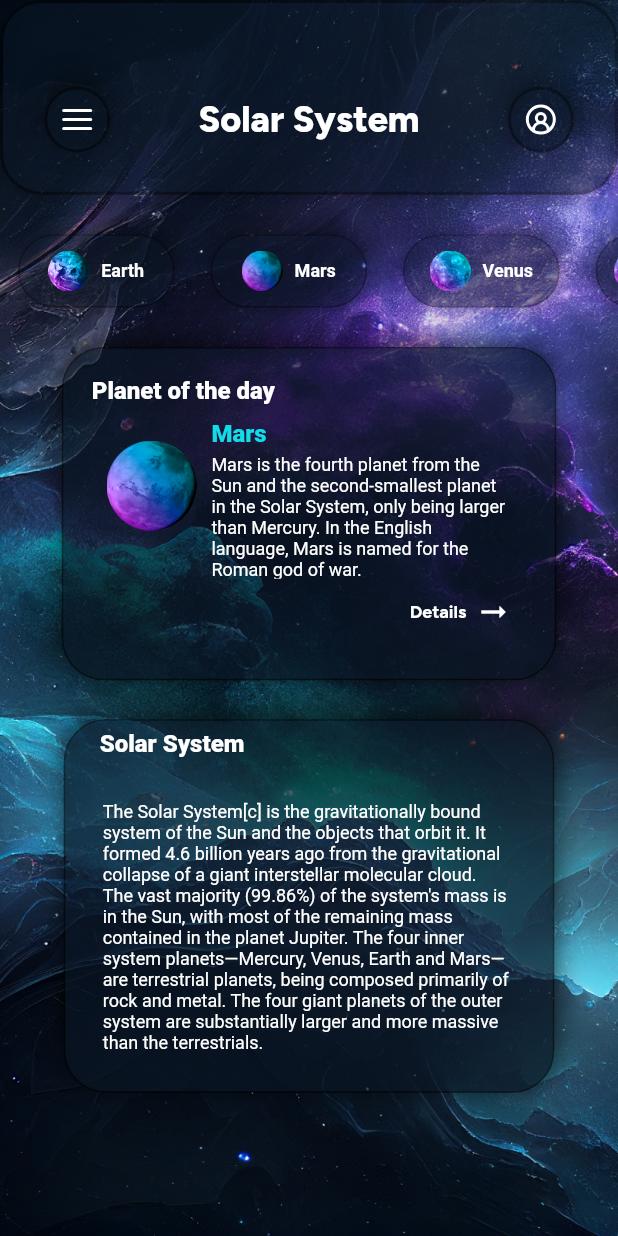
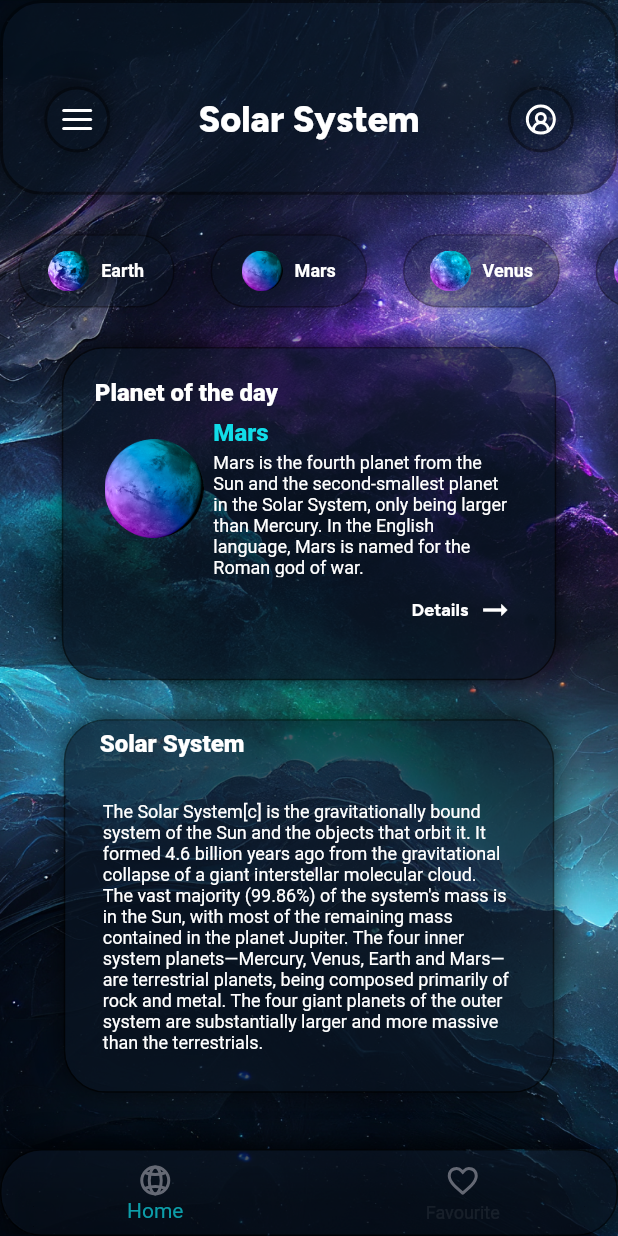
Before and after one commit to Sardorbee/my_solar_system, a Flutter app: the screen it shows after launch, on a phone screen of 412 x 824 dp. Run offline on Flutter 3.47's test engine with Material 2 defaults, Android fonts, the phone set to English and light mode, and no system bars; our stand-ins replace flutter_svg, google_fonts; Roboto replaces fonts that are missing (Fig tree, Fig-tree).

```diff
--- a/lib/main.dart
+++ b/lib/main.dart
@@ -1,4 +1,5 @@
-import 'package:cosmos_data/screens/home_page.dart';
+import 'package:cosmos_data/screens/home_screen/home_page.dart';
+import 'package:cosmos_data/screens/tab.dart';
 import 'package:flutter/material.dart';
 import 'package:flutter/services.dart';
 
@@ -18,7 +19,7 @@ class MyApp extends StatelessWidget {
   Widget build(BuildContext context) {
     return const MaterialApp(
       debugShowCheckedModeBanner: false,
-      home: HomePage(),
+      home: TabBoxScreen(),
     );
   }
 }
--- /dev/null
+++ b/lib/screens/favourite/favourite.dart
@@ -0,0 +1,10 @@
+import 'package:flutter/material.dart';
+
+class FavouriteScreen extends StatelessWidget {
+  const FavouriteScreen({super.key});
+
+  @override
+  Widget build(BuildContext context) {
+    return const Placeholder();
+  }
+}
--- a/lib/screens/widgets/blocFeatures_item.dart
+++ b/lib/screens/home_screen/widgets/blocFeatures_item.dart
@@ -11,7 +11,6 @@ class BlockFeatured extends StatelessWidget {
       width: responsibleSize(context: context, width: 300),
       height: responsibleSize(context: context, height: 219),
       child: Stack(
-        alignment: Alignment.center,
         children: [
           Opacity(
             opacity: 0.70,
@@ -34,12 +33,13 @@ class BlockFeatured extends StatelessWidget {
             ),
           ),
           Padding(
-            padding: const EdgeInsets.all(20.0),
+            padding:
+                EdgeInsets.all(responsibleSize(context: context, width: 20)!),
             child: Column(
               crossAxisAlignment: CrossAxisAlignment.start,
               mainAxisAlignment: MainAxisAlignment.spaceAround,
               children: [
-              const  Text(
+                const Text(
                   'Planet of the day',
                   style: TextStyle(
                     color: Colors.white,
@@ -55,10 +55,10 @@ class BlockFeatured extends StatelessWidget {
                   children: [
                     Image.asset(
                       AppImages.mars,
-                      width: 60,
+                      width: responsibleSize(context: context, width: 60),
                     ),
                     Column(
-                      mainAxisAlignment: MainAxisAlignment.start,
+                      mainAxisAlignment: MainAxisAlignment.end,
                       crossAxisAlignment: CrossAxisAlignment.start,
                       children: [
                         const Text(
@@ -70,7 +70,7 @@ class BlockFeatured extends StatelessWidget {
                             fontWeight: FontWeight.w800,
                             height: 0.07,
                           ),
-                        ),//mars
+                        ), //mars
                         const SizedBox(height: 8),
                         Column(
                           mainAxisSize: MainAxisSize.min,
@@ -113,7 +113,10 @@ class BlockFeatured extends StatelessWidget {
                                   height: 24,
                                   clipBehavior: Clip.antiAlias,
                                   decoration: const BoxDecoration(),
-                                  child: const Icon(Icons.arrow_right_alt_outlined,color: Colors.white,),
+                                  child: const Icon(
+                                    Icons.arrow_right_alt_outlined,
+                                    color: Colors.white,
+                                  ),
                                 ),
                               ],
                             ),
--- /dev/null
+++ b/lib/screens/tab.dart
@@ -0,0 +1,86 @@
+import 'package:cosmos_data/screens/favourite/favourite.dart';
+import 'package:cosmos_data/screens/home_screen/home_page.dart';
+import 'package:cosmos_data/utils/app_icons.dart';
+import 'package:cosmos_data/utils/app_images.dart';
+import 'package:flutter/material.dart';
+import 'package:flutter_svg/svg.dart';
+
+class TabBoxScreen extends StatefulWidget {
+  const TabBoxScreen({super.key});
+
+  @override
+  State<TabBoxScreen> createState() => _TabBoxScreenState();
+}
+
+class _TabBoxScreenState extends State<TabBoxScreen> {
+  int currentIndex = 0;
+
+  @override
+  Widget build(BuildContext context) {
+    return Stack(
+      children: [
+        SizedBox(
+          height: MediaQuery.of(context).size.height,
+          width: MediaQuery.of(context).size.width,
+          child: Image.asset(
+            AppImages.bgImage,
+            fit: BoxFit.fill,
+          ),
+        ),
+        Scaffold(
+          backgroundColor: Colors.transparent,
+          body: IndexedStack(
+            index: currentIndex,
+            children: const [
+              HomePage(),
+              FavouriteScreen(),
+            ],
+          ),
+          bottomNavigationBar:
+          Opacity(
+            opacity: 0.70,
+            child: Container(
+              decoration: ShapeDecoration(
+                color: const Color(0xFF091422),
+                shape: RoundedRectangleBorder(
+                  side: const BorderSide(width: 1),
+                  borderRadius: BorderRadius.circular(28),
+                ),
+                shadows: const [
+                  BoxShadow(
+                    color: Color(0xFF000000),
+                    blurRadius: 16,
+                    offset: Offset(0, -4),
+                    spreadRadius: 0,
+                  )
+                ],
+              ),
+            child: BottomNavigationBar(
+
+              selectedItemColor: Color(0xff11DCE8),
+              unselectedItemColor: Colors.white10,
+              backgroundColor: Colors.transparent,
+              items: [
+                BottomNavigationBarItem(
+                    icon: SvgPicture.asset(AppIcons.homeOff), label: "Home"),
+                BottomNavigationBarItem(
+                    icon: SvgPicture.asset(AppIcons.favouriteOff),
+                    label: "Favourite"),
+              ],
+              currentIndex: currentIndex,
+              onTap: (index) {
+                setState(() {
+                  currentIndex = index;
+                });
+              },
+            ),),
+
+          ),
+
+
+
+        ),
+      ],
+    );
+  }
+}
--- a/lib/utils/responsive_size.dart
+++ b/lib/utils/responsive_size.dart
@@ -5,21 +5,19 @@ double? responsibleSize({
   double? width,
   required BuildContext context,
 }) {
-  double screenHeight = MediaQuery.of(context).size.height/100;
-  double screenWidth = MediaQuery.of(context).size.width/100;
-  print("============${screenHeight}      ${screenWidth}==================");
+  double screenHeight = MediaQuery.of(context).size.height;
+  double screenWidth = MediaQuery.of(context).size.width;
 
-  double figmaDesignHeight = 812.0/100;
-  double figmaDesignWidth = 375.0/100;
+  double figmaDesignHeight = 812.0;
+  double figmaDesignWidth = 375.0;
+
+  double heightFactor = screenHeight / figmaDesignHeight;
+  double widthFactor = screenWidth / figmaDesignWidth;
 
   if (height == null && width != null) {
-    double widthFactor = width / figmaDesignWidth;
-
-    return screenWidth * widthFactor;
+    return width * widthFactor;
   } else if (width == null && height != null) {
-    double heightFactor = height / figmaDesignHeight ;
-
-    return screenHeight * heightFactor;
+    return height * heightFactor;
   } else {
     return null;
   }
```
Also changed, not shown: lib/screens/home_screen/home_page.dart (renamed from lib/screens/home_page.dart, +8 -5 lines), lib/screens/home_screen/widgets/block_text.dart (renamed from lib/screens/widgets/block_text.dart), lib/screens/home_screen/widgets/custom_appbar.dart (renamed from lib/screens/widgets/custom_appbar.dart), lib/screens/home_screen/widgets/custom_planetItem.dart (renamed from lib/screens/widgets/custom_planetItem.dart).
